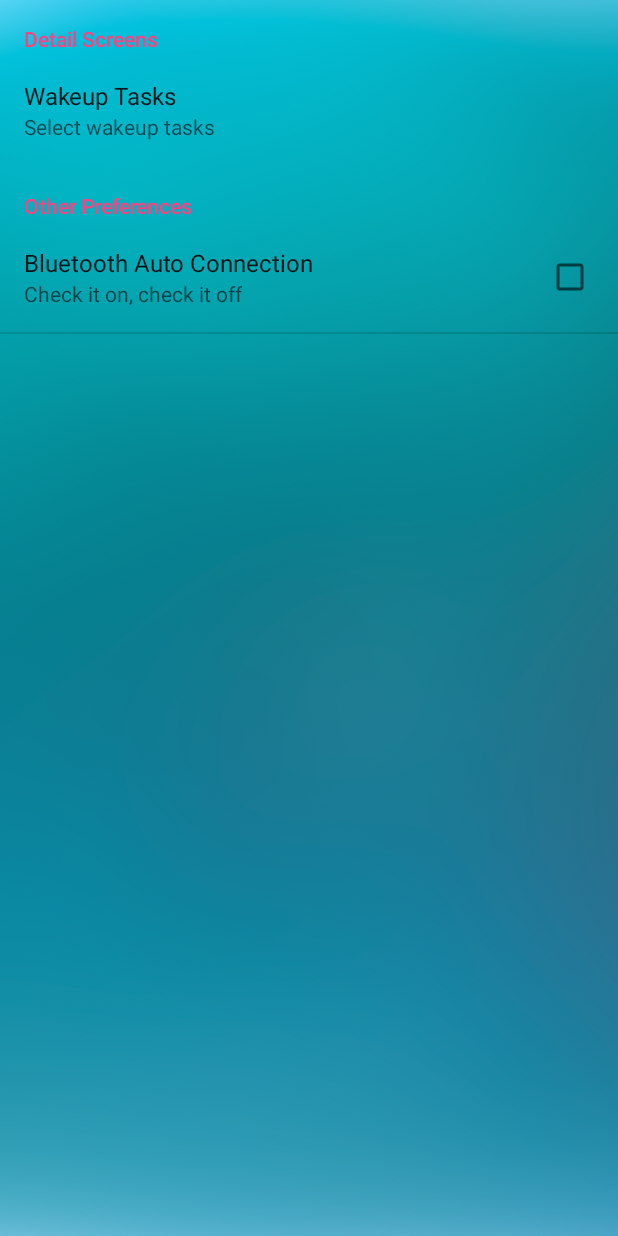
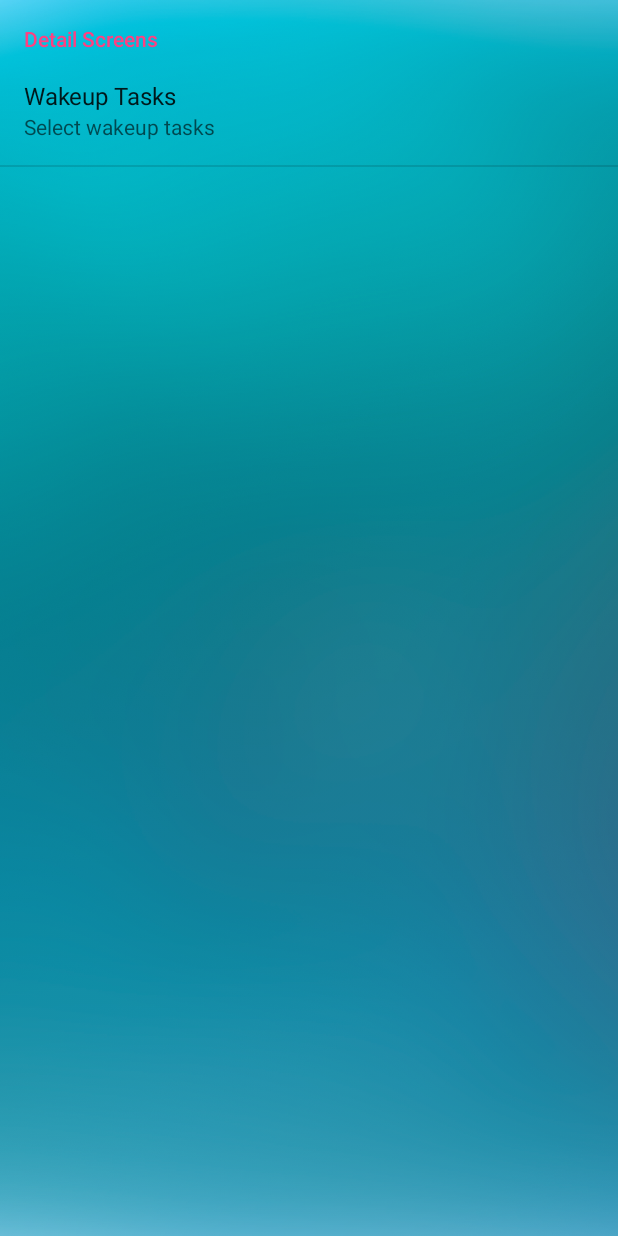
Before and after one commit to bhsuhkr/WokeAM, an Android app: the SettingActivity screen opened directly, with no data from a screen before it, on a phone screen of 412 x 824 dp. Run offline under Robolectric (Android 15) with nearby library versions, the phone set to English and light mode, and no system bars.

Commit message:
Final Version

```diff
--- a/app/src/main/java/com/example/bohyun/wokeam/TurnOffAlarmFragment.java
+++ b/app/src/main/java/com/example/bohyun/wokeam/TurnOffAlarmFragment.java
@@ -71,8 +71,9 @@ public class TurnOffAlarmFragment extends android.support.v4.app.Fragment {
 
             turnoffBtn.setEnabled(false);
 
-            Intent i = new Intent(getActivity(), MainActivity.class);
-            startActivity(i);
+//            Intent i = new Intent(getActivity(), MainActivity.class);
+//            startActivity(i);
+            getActivity().finish();
 
         } catch(Exception e) {
             Toast.makeText(getActivity(), "Bluetooth Fail, Try Again", Toast.LENGTH_SHORT).show();
--- a/app/src/main/res/xml/setting_activity.xml
+++ b/app/src/main/res/xml/setting_activity.xml
@@ -68,13 +68,5 @@
         </PreferenceScreen>
     </PreferenceCategory>
 
-    <PreferenceCategory android:title="Other Preferences">
-        <CheckBoxPreference
-            android:key="bluetooth"
-            android:title="Bluetooth Auto Connection"
-            android:summary="Check it on, check it off"
-            />
-
-    </PreferenceCategory>
 
 </PreferenceScreen>
```
